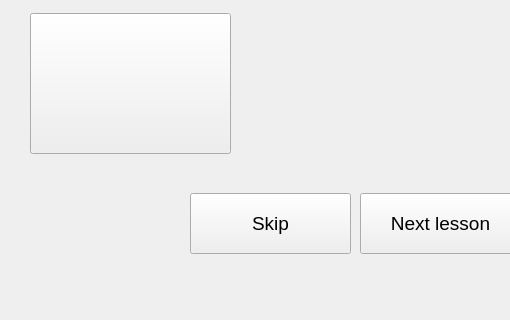
Qt form SPCK/Gui/house4.ui (trongphuc1/TL-C4K-PTI01-) before a commit; both pictures show x 0 to 510 and y 327 to 647 of the 888 by 647 pixel window.
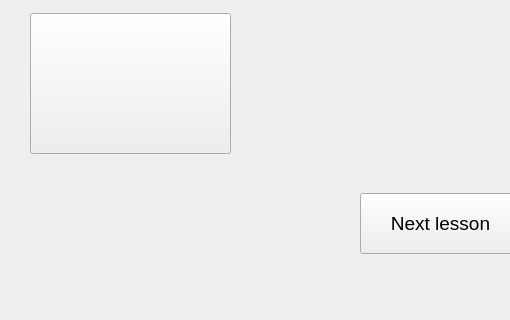
The same form after that commit. Icons and pictures are not drawn.

What changed in the file:
```diff
--- a/SPCK/Gui/house4.ui
+++ b/SPCK/Gui/house4.ui
@@ -139,24 +139,6 @@
      <string>Next lesson</string>
     </property>
    </widget>
-   <widget class="QPushButton" name="pushButton_6">
-    <property name="geometry">
-     <rect>
-      <x>190</x>
-      <y>520</y>
-      <width>161</width>
-      <height>61</height>
-     </rect>
-    </property>
-    <property name="font">
-     <font>
-      <pointsize>14</pointsize>
-     </font>
-    </property>
-    <property name="text">
-     <string>Skip</string>
-    </property>
-   </widget>
    <widget class="QPushButton" name="pushButton_5">
     <property name="geometry">
      <rect>
```
